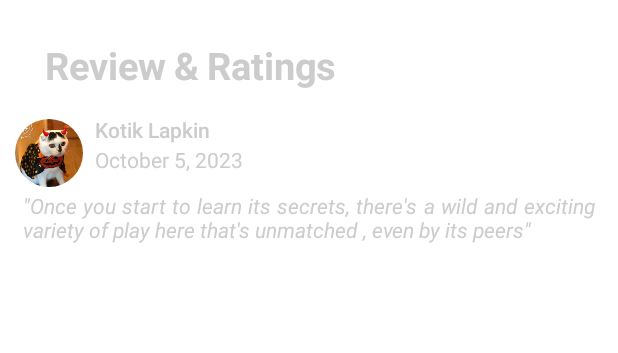
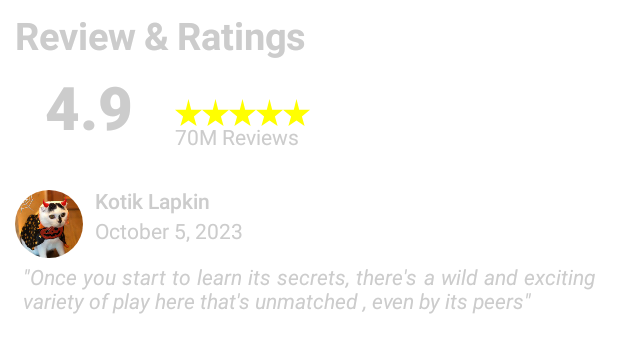
Before and after one commit to Annitas/FirstAndroid, an Android app built with Jetpack Compose: the @Preview function ReviewAndRating, on a phone screen of 412 x 824 dp. Shown: the top 353 px of the screen. Run offline under Robolectric (Android 15) with nearby library versions, the phone set to English and light mode, and no system bars.

```diff
--- a/MyFirstLab/app/src/main/java/com/example/myfirstlab/MainActivity.kt
+++ b/MyFirstLab/app/src/main/java/com/example/myfirstlab/MainActivity.kt
@@ -40,7 +40,6 @@
         WindowCompat.setDecorFitsSystemWindows(window, false)
         setContent {
             MyFirstLabTheme {
-                // A surface container using the 'background' color from the theme
                 Surface(
                     modifier = Modifier.fillMaxSize(),
                     color = MaterialTheme.colors.background
@@ -82,7 +81,6 @@
                     contentDescription = "Dota icon"
                 )
                 Spacer(modifier = Modifier.width(8.dp))
-
                 Column(
                     verticalArrangement = Arrangement.Bottom
                 ) {
@@ -103,13 +101,10 @@
                         Text(
                             text = "70M",
                             color = Color.LightGray
-
                         )
                     }
-
                 }
             }
-
         }
     }
 }
@@ -132,14 +127,9 @@
                     .padding(20.dp)
                     .offset(y = (-10).dp)
             )
-            // Scrollable thing
             LazyRow(
                 horizontalArrangement = Arrangement.spacedBy(4.dp),
                 contentPadding = PaddingValues(4.dp),
-//                modifier = Modifier
-//                .weight(0.5f)
-//                    .fillMaxWidth()
-
             ) {
                 item {
                     Image(
@@ -176,30 +166,53 @@
                 color = Color.LightGray,
                 fontSize = 25.sp,
                 textAlign = TextAlign.Justify,
-                modifier = Modifier
-                    .padding(20.dp)
             )
-// Add padding around our message
+            Row(
+                verticalAlignment = Alignment.CenterVertically
+            ) {
+                Text(
+                    "4.9",
+                    fontFamily = FontFamily.SansSerif,
+                    color = Color.LightGray,
+                    fontSize = 40.sp,
+                    fontWeight = FontWeight.ExtraBold,
+                    textAlign = TextAlign.Justify,
+                    modifier = Modifier
+                        .padding(20.dp)
+                        .offset(y = (-10).dp)
+                )
+                Spacer(modifier = Modifier.width(8.dp))
+                Column {
+                    Row {
+                        StarShape()
+                        StarShape()
+                        StarShape()
+                        StarShape()
+                        StarShape()
+                    }
+                    // Add a vertical space between the author and message texts
+                        Spacer(modifier = Modifier.width(10.dp))
+                        Text(
+                            text = "70M Reviews",
+                            color = Color.LightGray
+                        )
+                }
+            }
             Row {
                 Image(
                     painter = painterResource(R.drawable.profile_picture),
                     contentDescription = "Contact profile picture",
                     modifier = Modifier
-                        // Set image size to 40 dp
                         .size(45.dp)
-                        // Clip image to be shaped as a circle
                         .clip(CircleShape)
                 )
-                // Add a horizontal space between the image and the column
                 Spacer(modifier = Modifier.width(8.dp))
-
                 Column {
                     Text(
                         text = "Kotik Lapkin",
                         color = Color.LightGray,
                         fontWeight = FontWeight.SemiBold
                     )
-                    // Add a vertical space between the author and message texts
                     Spacer(modifier = Modifier.height(4.dp))
                     Text(
                         text = "October 5, 2023",
```
